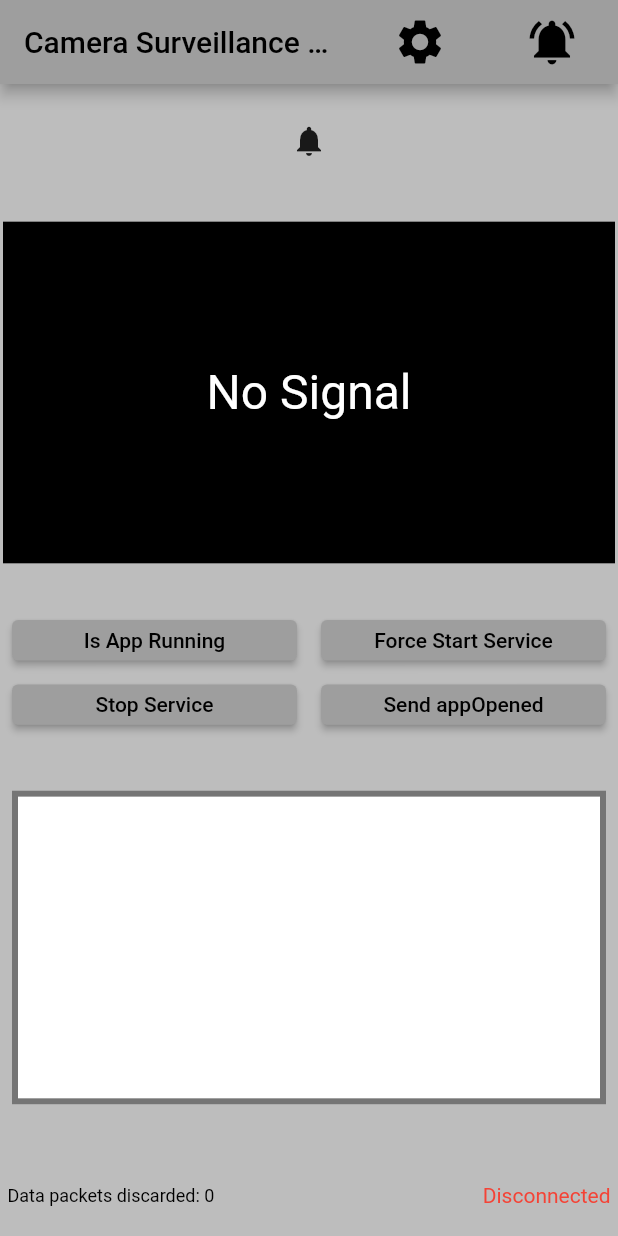
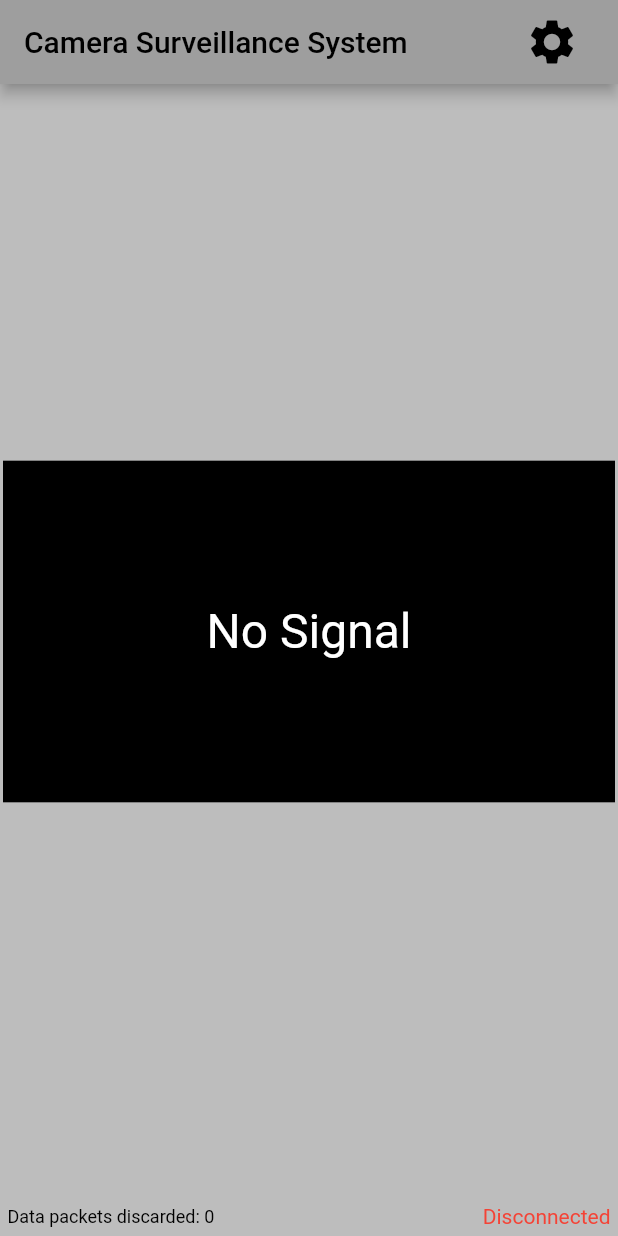
Before and after one commit to eduardonn/camera-system-object-detection, a Flutter app: the screen it shows after launch, on a phone screen of 412 x 824 dp. Run offline on Flutter 3.47's test engine with Material 2 defaults, Android fonts, the phone set to English and light mode, and no system bars; our stand-ins replace flutter_local_notifications, shared_preferences, vibration, wakelock; missing offline and left inert: device_apps, flutter_background_service, flutter_background_service_android, flutter_windowmanager, shared_preferences_web.

Commit message:
Small Changes

```diff
--- a/flutter_android_app/lib/home_page.dart
+++ b/flutter_android_app/lib/home_page.dart
@@ -21,6 +21,12 @@ class _HomePageState extends State<HomePage> with WidgetsBindingObserver {
   bool _gridOn = false;
   AppLifecycleState? appLifecycleState;
 
+  _HomePageState() {
+    imageConnection.addListener(() => setState(() {
+          // _frameCount++;
+        }));
+  }
+
   @override
   void initState() {
     super.initState();
@@ -29,10 +35,6 @@ class _HomePageState extends State<HomePage> with WidgetsBindingObserver {
     print('home_page initState() called');
     Future.delayed(const Duration(seconds: 2),
         () => appLifecycleState = AppLifecycleState.resumed);
-
-    imageConnection.addListener(() => setState(() {
-          // _frameCount++;
-        }));
 
     FlutterBackgroundService()
         .on('alarmReceived')
@@ -51,10 +53,11 @@ class _HomePageState extends State<HomePage> with WidgetsBindingObserver {
         DeviceApps.openApp('dev.eduardonn.sursystem_android_app');
       }
 
+      // if (!context.mounted) return;
       Navigator.pushNamed(context, '/alarm', arguments: triggerInfo);
     });
 
-    // FlutterBackgroundService().invoke("appOpened"); // TODO: Activate
+    FlutterBackgroundService().invoke("appOpened");
   }
 
   @override
@@ -93,41 +96,37 @@ class _HomePageState extends State<HomePage> with WidgetsBindingObserver {
               ),
             ),
           ),
-          RawMaterialButton(
-            onPressed: () => Navigator.pushNamed(context, '/alarm',
-                arguments: {'local': 'Teste'}),
-            child: const Padding(
-              padding: EdgeInsets.all(8.0),
-              child: Icon(
-                Icons.notifications_active,
-                size: 36,
-              ),
-            ),
-          ),
+          // RawMaterialButton(
+          //   onPressed: () => Navigator.pushNamed(context, '/alarm',
+          //       arguments: {'local': 'Teste'}),
+          //   child: const Padding(
+          //     padding: EdgeInsets.all(8.0),
+          //     child: Icon(
+          //       Icons.notifications_active,
+          //       size: 36,
+          //     ),
+          //   ),
+          // ),
         ],
         title: const Text('Camera Surveillance System'),
       ),
       backgroundColor: Colors.grey[400],
       body: Column(
-        mainAxisAlignment: MainAxisAlignment.spaceAround,
-        children: [
-          Row(
         mainAxisAlignment: MainAxisAlignment.center,
         children: [
-              MaterialButton(
-                  padding: const EdgeInsets.all(12.0),
-                  child: const Icon(Icons.notifications),
-                  onPressed: () async {
-                    await Future.delayed(const Duration(seconds: 6));
-                    _triggersNotifications.notify('title teste', 'body teste');
-                  }),
+          const Spacer(),
+          // Row(
+          // mainAxisAlignment: MainAxisAlignment.center,
+          // children: [
           // MaterialButton(
-              //   padding: EdgeInsets.all(12.0),
-              //   child: Icon(Icons.refresh),
-              //   onPressed: () => imageConnection._connect(),
+          //     padding: const EdgeInsets.all(12.0),
+          //     child: const Icon(Icons.notifications),
+          //     onPressed: () async {
+          //       await Future.delayed(const Duration(seconds: 6));
+          //       _triggersNotifications.notify('title teste', 'body teste');
+          //     }),
+          // ],
           // ),
-            ],
-          ),
           if (_gridOn)
             OrientationBuilder(
               builder: (context, orientation) {
@@ -151,67 +150,60 @@ class _HomePageState extends State<HomePage> with WidgetsBindingObserver {
             )
           else
             _imageWidget(),
-          // Card(
-          //   child: Text(
-          //     // controller: logTextController,
-          //     // minLines: 8,
-          //     maxLines: 8,
-
+          // Flexible(
+          //   child: GridView.count(
+          //     shrinkWrap: true,
+          //     childAspectRatio: 12 / 2.5,
+          //     clipBehavior: Clip.none,
+          //     crossAxisCount: 2,
+          //     children: <Widget>[
+          //       Padding(
+          //         padding: const EdgeInsets.all(8.0),
+          //         child: ElevatedButton(
+          //           child: const Text("Is App Running"),
+          //           onPressed: () async {
+          //             Logger.log(
+          //                 '[From Service] is running: ${await FlutterBackgroundService().isRunning()}');
+          //           },
+          //         ),
+          //       ),
+          //       Container(
+          //         padding: const EdgeInsets.all(8.0),
+          //         child: ElevatedButton(
+          //           child: const Text("Force Start Service"),
+          //           onPressed: () {
+          //             initializeService(true);
+          //           },
+          //         ),
+          //       ),
+          //       Padding(
+          //         padding: const EdgeInsets.all(8.0),
+          //         child: ElevatedButton(
+          //           child: const Text("Stop Service"),
+          //           onPressed: () {
+          //             FlutterBackgroundService().invoke("stopService");
+          //             imageConnection.stop();
+          //           },
+          //         ),
+          //       ),
+          //       Padding(
+          //         padding: const EdgeInsets.all(8.0),
+          //         child: ElevatedButton(
+          //           child: const Text("Send appOpened"),
+          //           onPressed: () {
+          //             FlutterBackgroundService().invoke("appOpened");
+          //             imageConnection.stop();
+          //           },
+          //         ),
+          //       ),
+          //     ],
           //   ),
           // ),
-          // Spacer(),
-          Flexible(
-            child: GridView.count(
-              shrinkWrap: true,
-              childAspectRatio: 12 / 2.5,
-              clipBehavior: Clip.none,
-              crossAxisCount: 2,
-              children: <Widget>[
-                Padding(
-                  padding: const EdgeInsets.all(8.0),
-                  child: ElevatedButton(
-                    child: const Text("Is App Running"),
-                    onPressed: () async {
-                      Logger.log(
-                          '[From Service] is running: ${await FlutterBackgroundService().isRunning()}');
-                    },
-                  ),
-                ),
-                Container(
-                  padding: const EdgeInsets.all(8.0),
-                  child: ElevatedButton(
-                    child: const Text("Force Start Service"),
-                    onPressed: () {
-                      initializeService(true);
-                    },
-                  ),
-                ),
-                Padding(
-                  padding: const EdgeInsets.all(8.0),
-                  child: ElevatedButton(
-                    child: const Text("Stop Service"),
-                    onPressed: () {
-                      FlutterBackgroundService().invoke("stopService");
-                      imageConnection.stop();
-                    },
-                  ),
-                ),
-                Padding(
-                  padding: const EdgeInsets.all(8.0),
-                  child: ElevatedButton(
-                    child: const Text("Send appOpened"),
-                    onPressed: () {
-                      FlutterBackgroundService().invoke("appOpened");
-                      imageConnection.stop();
-                    },
-                  ),
-                ),
-              ],
-            ),
-          ),
-          Expanded(child: Logger()),
-          // const Spacer(),
-          Container(
+          // Expanded(child: Logger()),
+          const Spacer(),
+          Align(
+            alignment: Alignment.bottomCenter,
+            child: Container(
               margin: const EdgeInsets.only(top: 12.0),
               padding: const EdgeInsets.all(5.0),
               child: Row(
@@ -264,6 +256,7 @@ class _HomePageState extends State<HomePage> with WidgetsBindingObserver {
                 ],
               ),
             ),
+          ),
         ],
       ),
     );
--- a/flutter_android_app/lib/main.dart
+++ b/flutter_android_app/lib/main.dart
@@ -18,7 +18,7 @@ class MyApp extends StatelessWidget {
   @override
   Widget build(BuildContext context) {
     return MaterialApp(
-      // debugShowCheckedModeBanner: false,
+      debugShowCheckedModeBanner: false,
       title: 'Camera Surveillance System',
       theme: ThemeData(
         primarySwatch: Colors.grey,
--- a/flutter_android_app/lib/triggers_notifications.dart
+++ b/flutter_android_app/lib/triggers_notifications.dart
@@ -46,7 +46,7 @@ class TriggersNotifications {
       //   throw 'Could not launch $url';
       // }
       print(
-          'openApp result: ${await DeviceApps.openApp('com.example.mobilesursystem')}');
+          '[Notification Click] openApp result: ${await DeviceApps.openApp('dev.eduardonn.sursystem_android_app')}');
     } catch (e) {
       print(e);
     }
```
Also changed, not shown: 2 other files. Lines whose indentation alone changed are shown as unchanged.
